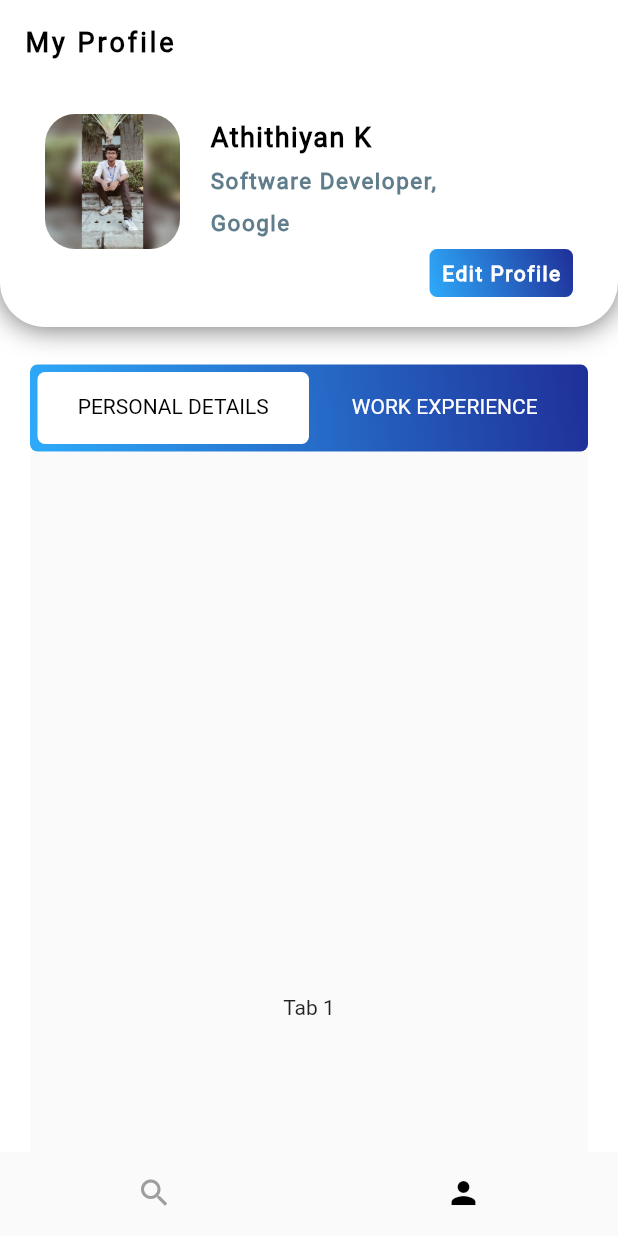
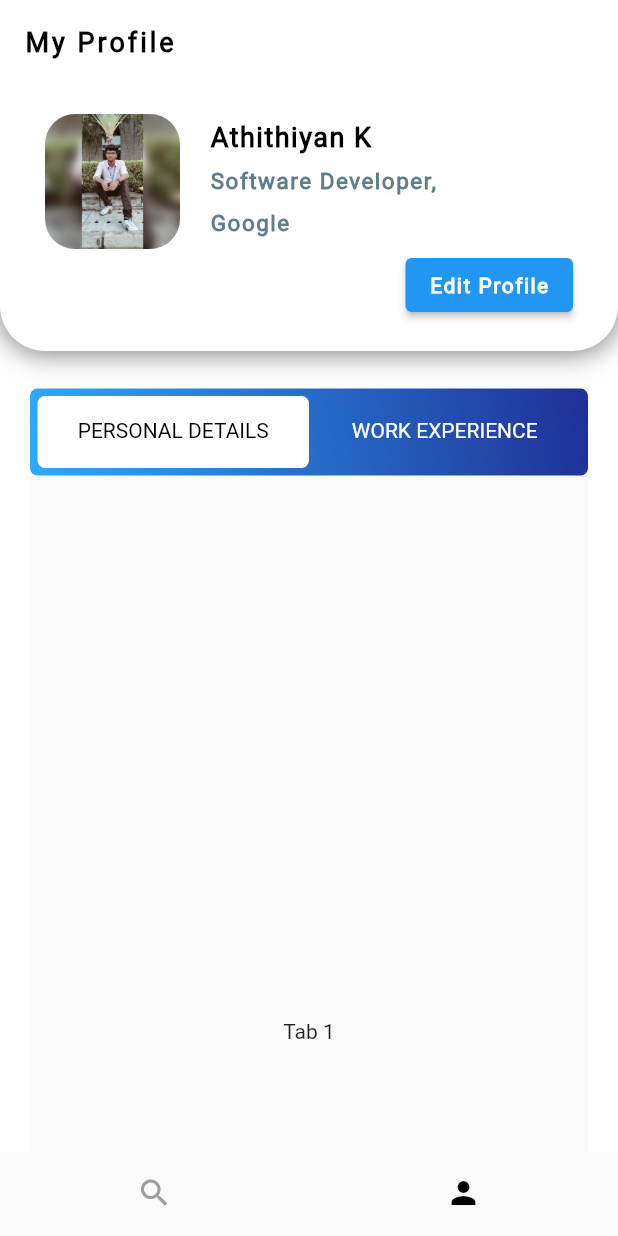
Before and after one commit to AthithyanKannan/alumini_final, a Flutter app: the screen it shows after launch, item 2 of the bottom bar chosen, on a phone screen of 412 x 824 dp. Run offline on Flutter 3.47's test engine with Material 2 defaults, Android fonts, the phone set to English and light mode, and no system bars; our stand-ins replace dropdown_button2, flutter_svg, image_picker, quickalert; missing offline and left inert: dart:ffi.

Commit message:
profile updates thiru

```diff
--- a/lib/pages/profile/profilepage.dart
+++ b/lib/pages/profile/profilepage.dart
@@ -1,3 +1,4 @@
+import 'package:alumini_final/pages/profile/edit_myprofie.dart';
 import 'package:alumini_final/pages/profile/tab1.dart';
 import 'package:alumini_final/pages/profile/tab2.dart';
 import 'package:flutter/material.dart';
@@ -116,26 +117,33 @@ class _MyProfileState extends State<MyProfile>
                   Row(
                     mainAxisAlignment: MainAxisAlignment.end,
                     children: [
-                      Container(
-                        decoration: BoxDecoration(
-                            gradient: LinearGradient(
-                              begin: Alignment.bottomLeft,
-                              end: Alignment.topRight,
-                              colors: [
-                                Color.fromRGBO(46, 170, 250, 1),
-                                Color.fromRGBO(31, 47, 152, 1),
-                              ],
-                            ),
-                            borderRadius: BorderRadius.circular(5)),
-                        padding: EdgeInsets.all(8),
-                        child: Text(
-                          "Edit Profile",
-                          style: TextStyle(
-                              color: Colors.white,
-                              fontWeight: FontWeight.w600,
-                              letterSpacing: 1.0),
+                      ElevatedButton(onPressed: (()=>{}), child: Text(
+                        "Edit Profile",
+                        style: TextStyle(
+                          letterSpacing: 1.0,
+                          fontWeight: FontWeight.w600
                         ),
-                      ),
+                      )),
+                      // Container(
+                      //   decoration: BoxDecoration(
+                      //       gradient: LinearGradient(
+                      //         begin: Alignment.bottomLeft,
+                      //         end: Alignment.topRight,
+                      //         colors: [
+                      //           Color.fromRGBO(46, 170, 250, 1),
+                      //           Color.fromRGBO(31, 47, 152, 1),
+                      //         ],
+                      //       ),
+                      //       borderRadius: BorderRadius.circular(5)),
+                      //   padding: EdgeInsets.all(8),
+                      //   child: Text(
+                      //     "Edit Profile",
+                      //     style: TextStyle(
+                      //         color: Colors.white,
+                      //         fontWeight: FontWeight.w600,
+                      //         letterSpacing: 1.0),
+                      //   ),
+                      // ),
                     ],
                   ),
                 ],
```
